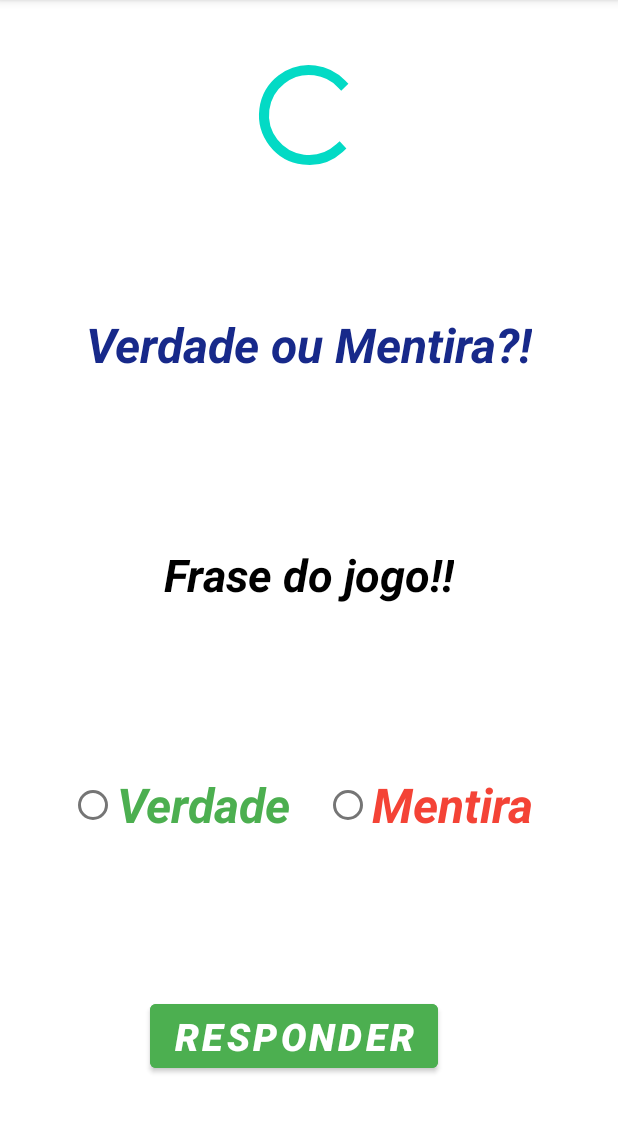
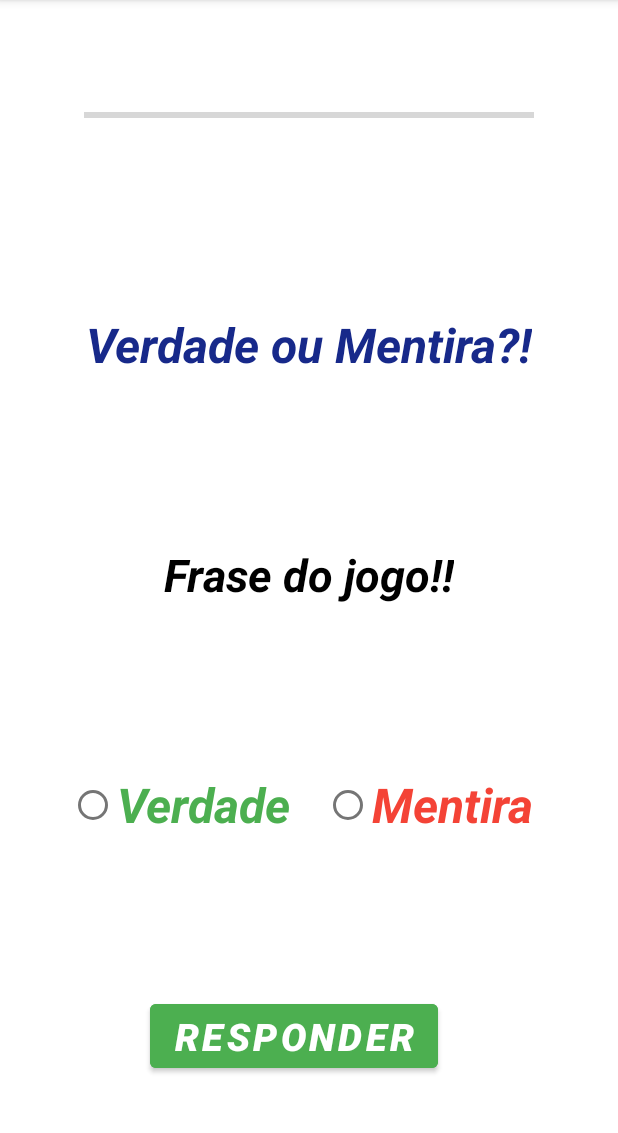
Before and after one commit to otanerifpb/FakeNews2, an Android app: the JogoActivity screen opened directly, with no data from a screen before it, on a phone screen of 412 x 824 dp, the part 84-1217 px from its top. Run offline under Robolectric (Android 15) with nearby library versions, the phone set to English and light mode, and no system bars.

```diff
--- a/app/src/main/res/layout/activity_cadastro.xml
+++ b/app/src/main/res/layout/activity_cadastro.xml
@@ -49,6 +49,7 @@
     </LinearLayout>
 
     <RadioGroup
+        android:id="@+id/rgEscolher"
         android:layout_width="match_parent"
         android:layout_height="0dp"
         android:layout_weight = "1"
--- a/app/src/main/res/layout/activity_jogo.xml
+++ b/app/src/main/res/layout/activity_jogo.xml
@@ -15,8 +15,9 @@
 
         <ProgressBar
             android:id="@+id/pbTempoJogo"
-            android:layout_width="match_parent"
-            android:layout_height="80dp"
+            style="@style/Widget.AppCompat.ProgressBar.Horizontal"
+            android:layout_width="300dp"
+            android:layout_height="match_parent"
             android:gravity ="center"
             android:max="100"/>
     </LinearLayout>
```
Also changed, not shown: app/src/main/java/com/example/fakenews2/Cadastro/Cadastro.kt (added, +32 -0 lines), app/src/main/java/com/example/fakenews2/Cadastro/Frase.kt (added, +7 -0 lines), app/src/main/java/com/example/fakenews2/CadastroActivity.kt (+26 -5 lines).
